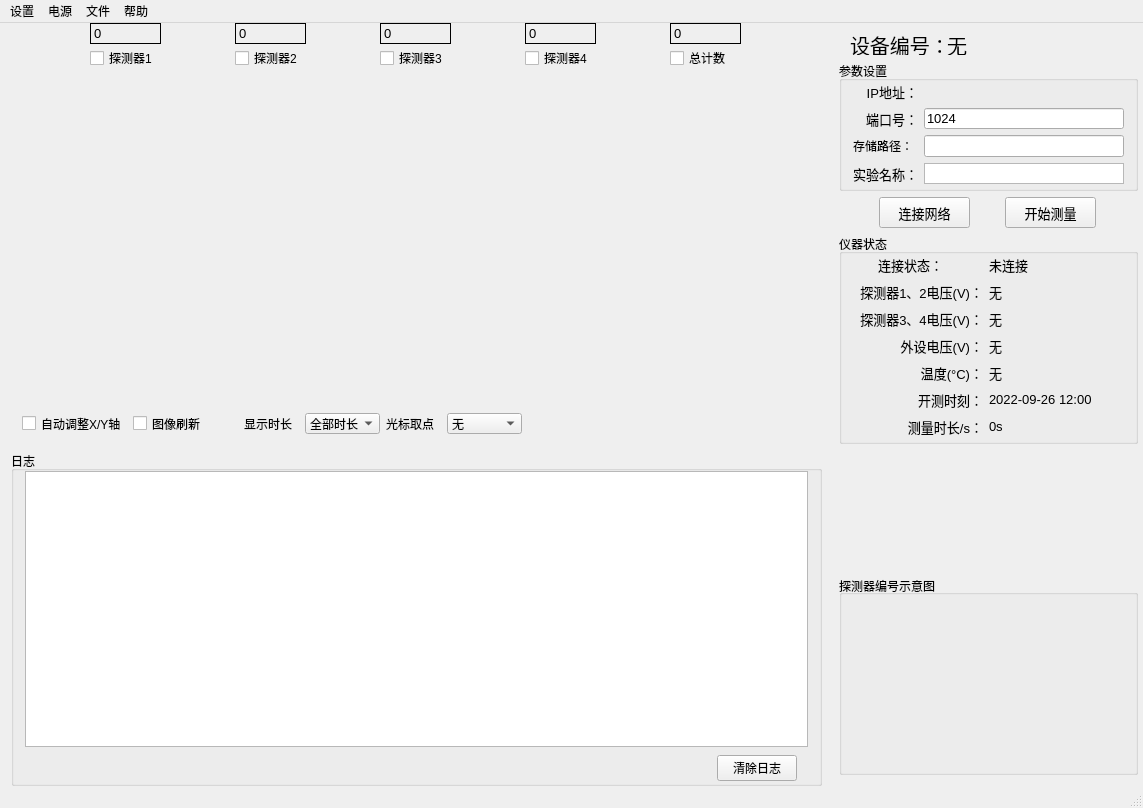
First picture: the form in forms/mainWindow.ui, repository MrXiaomao/GammaMonitor, before the edit.
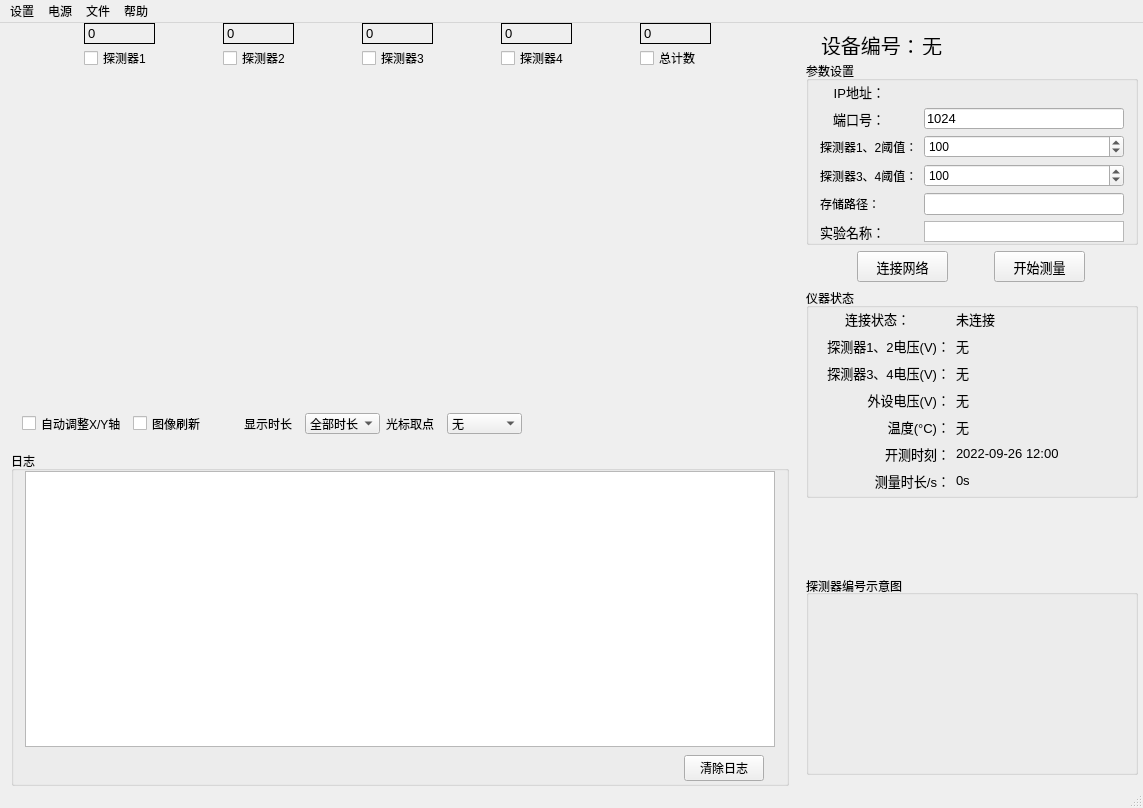
Second picture: the form after the edit. Icons and pictures are not drawn. Custom widgets are drawn as their Qt base class.

```diff
--- a/forms/mainWindow.ui
+++ b/forms/mainWindow.ui
@@ -796,7 +796,7 @@
             </property>
            </widget>
           </item>
-          <item row="2" column="0">
+          <item row="4" column="0">
            <widget class="QLabel" name="label_15">
             <property name="sizePolicy">
              <sizepolicy hsizetype="Fixed" vsizetype="Fixed">
@@ -815,7 +815,7 @@
             </property>
            </widget>
           </item>
-          <item row="2" column="1">
+          <item row="4" column="1">
            <widget class="QLineEdit" name="le_savePath">
             <property name="minimumSize">
              <size>
@@ -831,7 +831,7 @@
             </property>
            </widget>
           </item>
-          <item row="3" column="0">
+          <item row="5" column="0">
            <widget class="QLabel" name="label_11">
             <property name="sizePolicy">
              <sizepolicy hsizetype="Fixed" vsizetype="Fixed">
@@ -861,7 +861,7 @@
             </property>
            </widget>
           </item>
-          <item row="3" column="1">
+          <item row="5" column="1">
            <widget class="QTextEdit" name="experimentNameEdit">
             <property name="sizePolicy">
              <sizepolicy hsizetype="Expanding" vsizetype="Fixed">
@@ -892,6 +892,40 @@
             </property>
            </widget>
           </item>
+          <item row="2" column="0">
+           <widget class="QLabel" name="label_6">
+            <property name="text">
+             <string>探测器1、2阈值：</string>
+            </property>
+           </widget>
+          </item>
+          <item row="3" column="0">
+           <widget class="QLabel" name="label_16">
+            <property name="text">
+             <string>探测器3、4阈值：</string>
+            </property>
+           </widget>
+          </item>
+          <item row="2" column="1">
+           <widget class="QSpinBox" name="spinBox_thresholdA">
+            <property name="maximum">
+             <number>4095</number>
+            </property>
+            <property name="value">
+             <number>100</number>
+            </property>
+           </widget>
+          </item>
+          <item row="3" column="1">
+           <widget class="QSpinBox" name="spinBox_thresholdB">
+            <property name="maximum">
+             <number>4095</number>
+            </property>
+            <property name="value">
+             <number>100</number>
+            </property>
+           </widget>
+          </item>
          </layout>
         </widget>
        </item>
```
Left out of the diff: 3 changed lines with no effect on the pictures.
